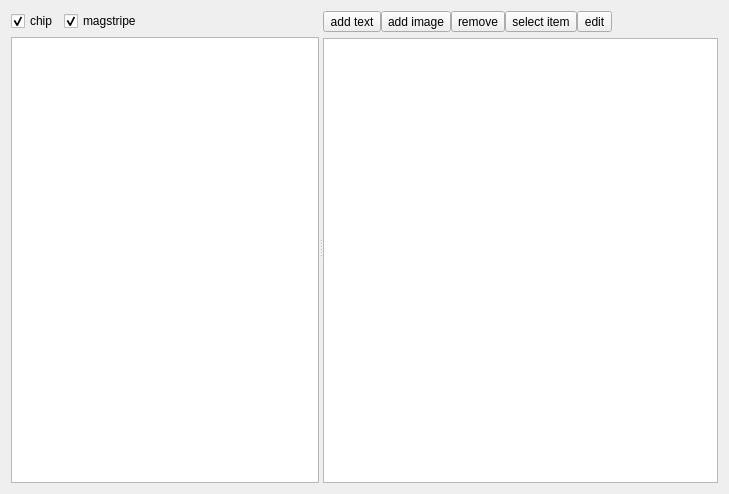
Above: Window.ui from gil9red/CardPreview before the change. Below: the same form after it.
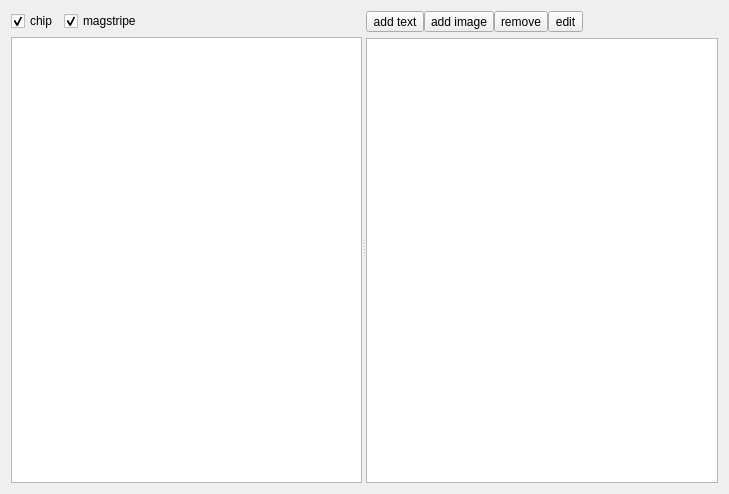
That is the form after the change.

The edit to the form file:
```diff
--- a/Window.ui
+++ b/Window.ui
@@ -91,13 +91,6 @@
            </property>
           </widget>
          </item>
-         <item>
-          <widget class="QToolButton" name="tb_select_item">
-           <property name="text">
-            <string>select item</string>
-           </property>
-          </widget>
-         </item>
          <item>
           <widget class="QToolButton" name="tb_edit">
            <property name="text">
```
